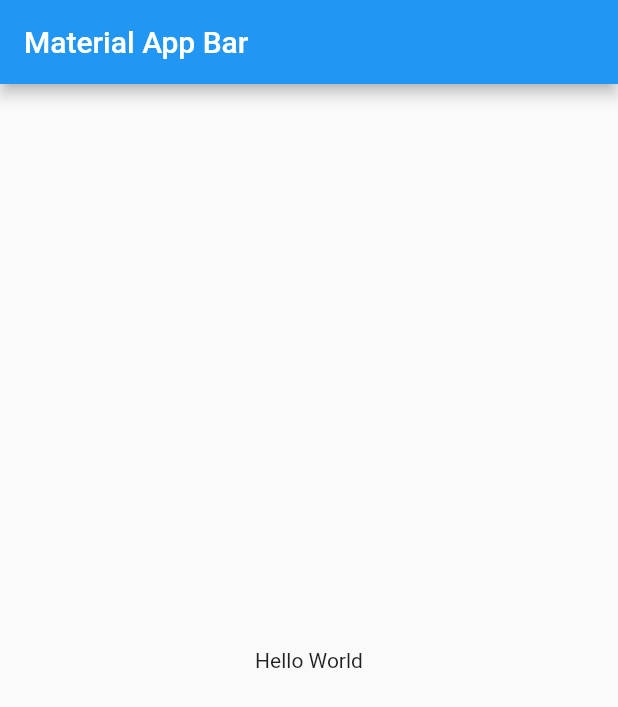
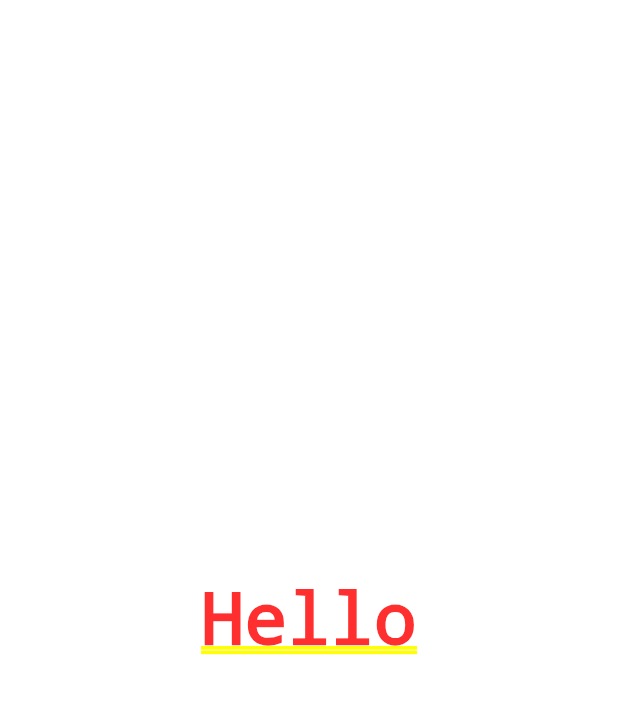
Before and after one commit to VB10/FlutterLearn, a Flutter app: the screen it shows after launch, on a phone screen of 412 x 824 dp. Shown: the top 707 px of the screen. Run offline on Flutter 3.47's test engine with Material 2 defaults, Android fonts, the phone set to English and light mode, and no system bars.

Commit message:
intro dart complete

```diff
--- a/01 - introduction/start/lib/main.dart
+++ b/01 - introduction/start/lib/main.dart
@@ -5,16 +5,12 @@ void main() => runApp(MyApp());
 class MyApp extends StatelessWidget {
   @override
   Widget build(BuildContext context) {
+    String title = "Hello";
     return MaterialApp(
       title: 'Material App',
-      home: Scaffold(
-        appBar: AppBar(
-          title: Text('Material App Bar'),
-        ),
-        body: Center(
-          child: Container(
-            child: Text('Hello World'),
-          ),
+      home: Container(
+        child: Center(
+          child: Text(title),
         ),
       ),
     );
```
